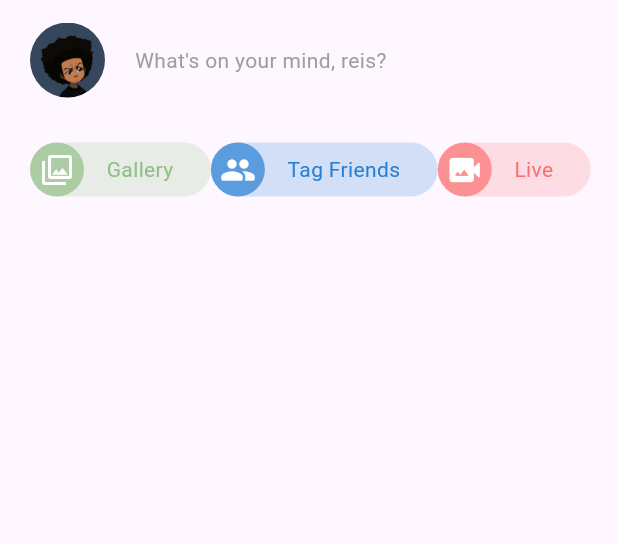
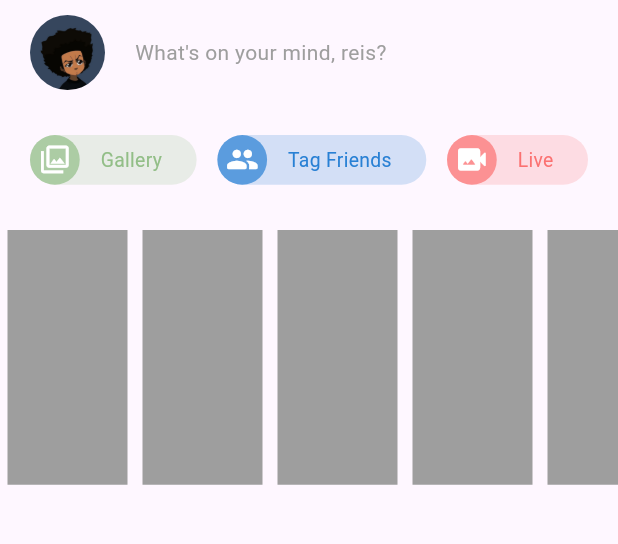
Before and after one commit to 9reis/facebook_ui, a Flutter app: the screen it shows after launch, on a phone screen of 412 x 824 dp, the part 84-628 px from its top. Run offline on Flutter 3.47's test engine with Material 2 defaults, Android fonts, the phone set to English and light mode, and no system bars; our stand-ins replace device_preview, flutter_svg.

Commit message:
Facebook ui #9

```diff
--- a/lib/facebook_ui/facebook_ui.dart
+++ b/lib/facebook_ui/facebook_ui.dart
@@ -1,4 +1,5 @@
 import 'package:facebook_ui/facebook_ui/widgets/quick_actions.dart';
+import 'package:facebook_ui/facebook_ui/widgets/stories.dart';
 import 'package:flutter/material.dart';
 import 'package:flutter/services.dart';
 import 'package:flutter_svg/flutter_svg.dart';
@@ -48,15 +49,13 @@ class FacebookUi extends StatelessWidget {
         ],
       ),
       body: ListView(
-        padding: const EdgeInsets.symmetric(
-          horizontal: 20,
-        ).copyWith(
-          top: 15,
-        ),
         children: const [
+          SizedBox(height: 10),
           WhatIsOnYourMind(),
           SizedBox(height: 30),
           QuickActions(),
+          SizedBox(height: 30),
+          Stories(),
         ],
       ),
     );
--- a/lib/facebook_ui/widgets/quick_actions.dart
+++ b/lib/facebook_ui/widgets/quick_actions.dart
@@ -7,24 +7,33 @@ class QuickActions extends StatelessWidget {
 
   @override
   Widget build(BuildContext context) {
-    return Row(
+    return Padding(
+      padding: const EdgeInsets.symmetric(horizontal: 20),
+      child: FittedBox(
+        fit: BoxFit.scaleDown,
+        alignment: Alignment.centerLeft,
+        child: Row(
           children: [
             QuickBtn(
               label: 'Gallery',
-          color: Color(0XFF92BE87),
+              color: const Color(0XFF92BE87),
               icon: Icons.photo_library_outlined,
             ),
+            const SizedBox(width: 15),
             QuickBtn(
               label: 'Tag Friends',
-          color: Color(0XFF2880D4),
+              color: const Color(0XFF2880D4),
               icon: Icons.people_rounded,
             ),
+            const SizedBox(width: 15),
             QuickBtn(
               label: 'Live',
-          color: Color(0XFFFB7171),
+              color: const Color(0XFFFB7171),
               icon: Icons.video_camera_back_rounded,
             ),
           ],
+        ),
+      ),
     );
   }
 }
@@ -50,6 +59,7 @@ class QuickBtn extends StatelessWidget {
         borderRadius: BorderRadius.circular(30),
       ),
       child: Row(
+        mainAxisSize: MainAxisSize.min,
         children: [
           CircleBtn(
             color: color.withOpacity(0.7),
--- /dev/null
+++ b/lib/facebook_ui/widgets/stories.dart
@@ -0,0 +1,53 @@
+import 'package:facebook_ui/models/story.dart';
+import 'package:flutter/material.dart';
+
+final _stories = [
+  Story(
+      bg: 'assets/wallpapers/1.jpeg',
+      avatar: 'assets/users/1.jpg',
+      username: 'Laura'),
+  Story(
+      bg: 'assets/wallpapers/2.jpeg',
+      avatar: 'assets/users/2.jpg',
+      username: 'Laura'),
+  Story(
+      bg: 'assets/wallpapers/3.jpeg',
+      avatar: 'assets/users/3.jpg',
+      username: 'Laura'),
+  Story(
+      bg: 'assets/wallpapers/4.jpeg',
+      avatar: 'assets/users/4.jpg',
+      username: 'Laura'),
+  Story(
+      bg: 'assets/wallpapers/5.jpeg',
+      avatar: 'assets/users/5.jpg',
+      username: 'Laura'),
+  Story(
+      bg: 'assets/wallpapers/6.jpeg',
+      avatar: 'assets/users/6.jpg',
+      username: 'Laura'),
+];
+
+class Stories extends StatelessWidget {
+  const Stories({super.key});
+
+  @override
+  Widget build(BuildContext context) {
+    return SizedBox(
+      height: 170,
+      child: ListView.builder(
+        scrollDirection: Axis.horizontal,
+        itemCount: _stories.length,
+        itemBuilder: (_, i) {
+          final story = _stories[i];
+          return Container(
+            margin: EdgeInsets.symmetric(horizontal: 5),
+            width: 80,
+            height: double.infinity,
+            color: Colors.grey,
+          );
+        },
+      ),
+    );
+  }
+}
--- a/lib/facebook_ui/widgets/what_is_on_your_mind.dart
+++ b/lib/facebook_ui/widgets/what_is_on_your_mind.dart
@@ -9,7 +9,9 @@ class WhatIsOnYourMind extends StatelessWidget {
 
   @override
   Widget build(BuildContext context) {
-    return const Row(
+    return Padding(
+      padding: const EdgeInsets.symmetric(horizontal: 20),
+      child: const Row(
         children: [
           Avatar(
             size: 50,
@@ -25,6 +27,7 @@ class WhatIsOnYourMind extends StatelessWidget {
             ),
           ),
         ],
+      ),
     );
   }
 }
--- /dev/null
+++ b/lib/models/story.dart
@@ -0,0 +1,10 @@
+class Story {
+  final String bg;
+  final String avatar;
+  final String username;
+  Story({
+    required this.bg,
+    required this.avatar,
+    required this.username,
+  });
+}
```
Lines whose indentation alone changed are shown as unchanged.
